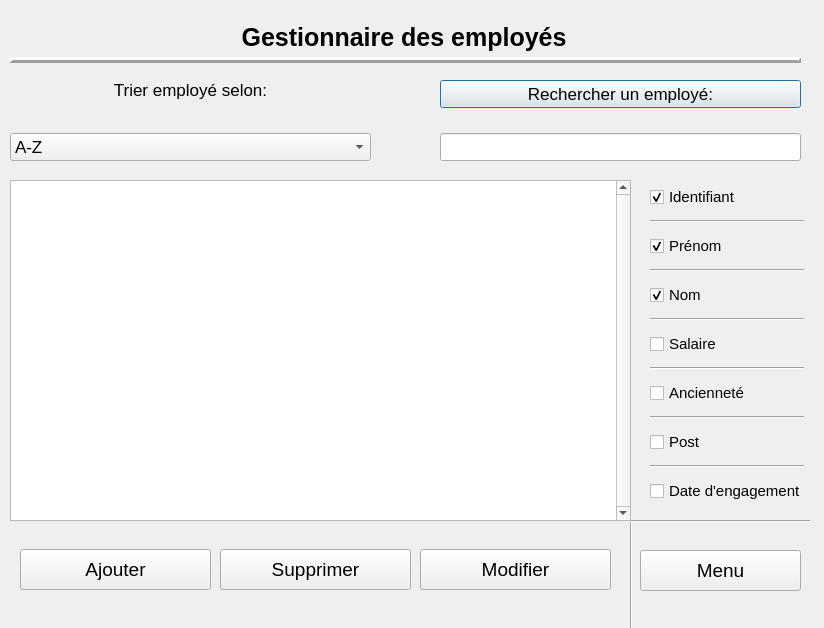
This is UI/MenuEmploye.ui in LePerron/Application-gestion-employes-projet-session-2023 as Qt 5 draws it before an edit. The edited form follows.
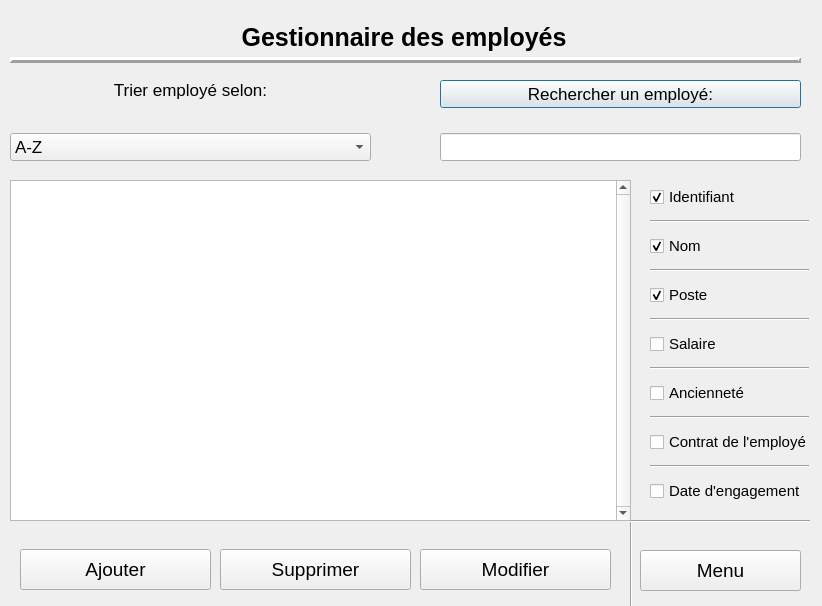
This is the edited form.

The edit to the form file:
```diff
--- a/UI/MenuEmploye.ui
+++ b/UI/MenuEmploye.ui
@@ -6,8 +6,8 @@
    <rect>
     <x>0</x>
     <y>0</y>
-    <width>824</width>
-    <height>628</height>
+    <width>822</width>
+    <height>606</height>
    </rect>
   </property>
   <property name="font">
@@ -240,7 +240,7 @@
     <rect>
      <x>650</x>
      <y>180</y>
-     <width>154</width>
+     <width>159</width>
      <height>331</height>
     </rect>
    </property>
@@ -277,29 +277,7 @@
      </widget>
     </item>
     <item>
-     <widget class="QCheckBox" name="checkBoxPrenom">
-      <property name="font">
-       <font>
-        <pointsize>11</pointsize>
-       </font>
-      </property>
-      <property name="text">
-       <string>Prénom</string>
-      </property>
-      <property name="checked">
-       <bool>true</bool>
-      </property>
-     </widget>
-    </item>
-    <item>
-     <widget class="Line" name="line_7">
-      <property name="orientation">
-       <enum>Qt::Horizontal</enum>
-      </property>
-     </widget>
-    </item>
-    <item>
-     <widget class="QCheckBox" name="checkBoxNom">
+     <widget class="QCheckBox" name="checkBoxNomComplet">
       <property name="font">
        <font>
         <pointsize>11</pointsize>
@@ -320,6 +298,28 @@
       </property>
      </widget>
     </item>
+    <item>
+     <widget class="QCheckBox" name="checkBoxPosteComplet">
+      <property name="font">
+       <font>
+        <pointsize>11</pointsize>
+       </font>
+      </property>
+      <property name="text">
+       <string>Poste</string>
+      </property>
+      <property name="checked">
+       <bool>true</bool>
+      </property>
+     </widget>
+    </item>
+    <item>
+     <widget class="Line" name="line_4">
+      <property name="orientation">
+       <enum>Qt::Horizontal</enum>
+      </property>
+     </widget>
+    </item>
     <item>
      <widget class="QCheckBox" name="checkBoxSalaire">
       <property name="font">
@@ -351,25 +351,6 @@
       </property>
      </widget>
     </item>
-    <item>
-     <widget class="Line" name="line_4">
-      <property name="orientation">
-       <enum>Qt::Horizontal</enum>
-      </property>
-     </widget>
-    </item>
-    <item>
-     <widget class="QCheckBox" name="checkBoxPost">
-      <property name="font">
-       <font>
-        <pointsize>11</pointsize>
-       </font>
-      </property>
-      <property name="text">
-       <string>Post</string>
-      </property>
-     </widget>
-    </item>
     <item>
      <widget class="Line" name="line_9">
       <property name="orientation">
@@ -377,6 +358,25 @@
       </property>
      </widget>
     </item>
+    <item>
+     <widget class="QCheckBox" name="checkBoxContrat">
+      <property name="font">
+       <font>
+        <pointsize>11</pointsize>
+       </font>
+      </property>
+      <property name="text">
+       <string>Contrat de l'employé</string>
+      </property>
+     </widget>
+    </item>
+    <item>
+     <widget class="Line" name="line_10">
+      <property name="orientation">
+       <enum>Qt::Horizontal</enum>
+      </property>
+     </widget>
+    </item>
     <item>
      <widget class="QCheckBox" name="checkBoxDateEngagement">
       <property name="font">
```
